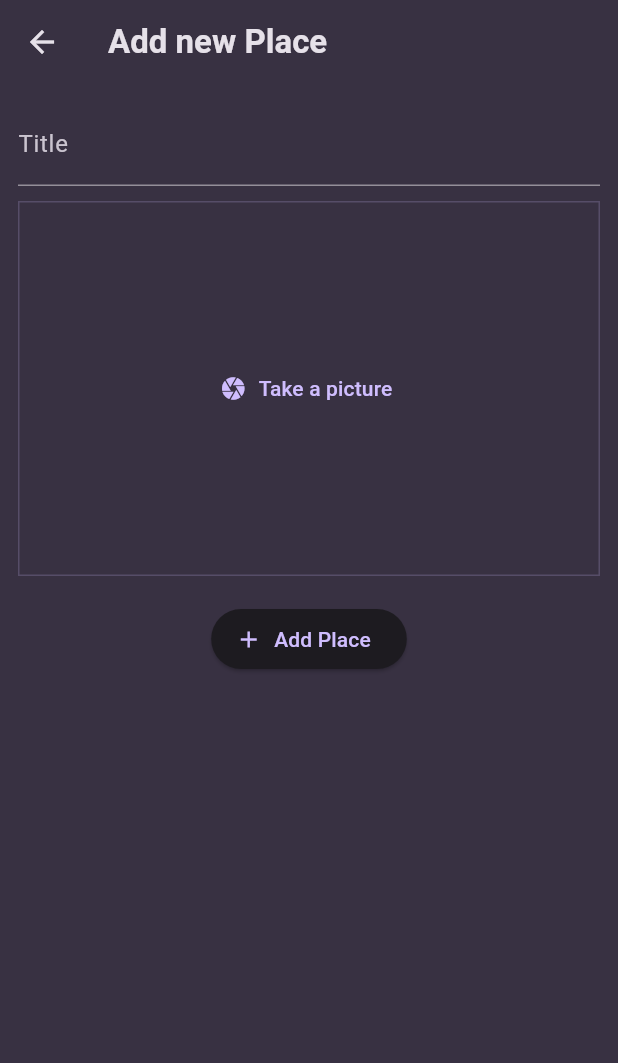
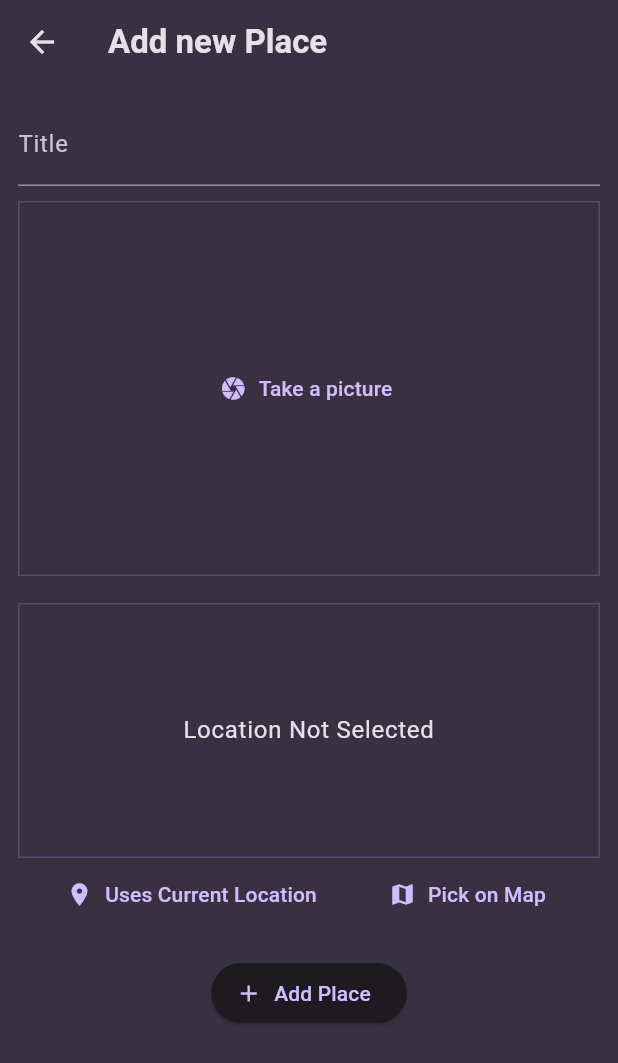
Before and after one commit to Bicball/favorite_places, a Flutter app: the AddPlaceView screen opened directly, on a phone screen of 412 x 824 dp. Shown: the top 1063 px of the screen. Run offline on Flutter 3.47's test engine with Material 3 defaults, Android fonts, the phone set to English and light mode, and no system bars; our stand-ins replace flutter_riverpod, google_fonts, image_picker, location.

Commit message:
Implementado o uso da localização

```diff
--- a/lib/models/place.dart
+++ b/lib/models/place.dart
@@ -1,10 +1,13 @@
+import 'dart:io';
+
 import 'package:uuid/uuid.dart';
 
 const uuid = Uuid();
 
 class Place{
-  Place({required this.tittle}) : id = uuid.v4();
+  Place({required this.tittle, required this.image}) : id = uuid.v4();
 
   final String id;
   final String tittle;
+  final File image;
 }
--- a/lib/views/add_place.dart
+++ b/lib/views/add_place.dart
@@ -1,7 +1,11 @@
+import 'dart:io';
+import 'package:favorite_places/widgets/location_input.dart';
+import 'package:flutter/material.dart';
+import 'package:flutter_riverpod/flutter_riverpod.dart';
+
 import 'package:favorite_places/providers/user_places.dart';
 import 'package:favorite_places/widgets/image_input.dart';
-import 'package:flutter/material.dart';
-import 'package:flutter_riverpod/flutter_riverpod.dart';
+
 
 
 class AddPlaceView extends ConsumerStatefulWidget{
@@ -15,15 +19,16 @@ class AddPlaceView extends ConsumerStatefulWidget{
 
 class _AddPlaceViewState extends ConsumerState<AddPlaceView>{
   final _tittleController = TextEditingController();
+  File? _selectedImage;
 
   void _savePlace(){
     final enteredTittle = _tittleController.text;
-    if(enteredTittle.isEmpty){
+    if(enteredTittle.isEmpty || _selectedImage == null){
       //Você pode configurar um dialog aqui para exibir uma mensagem de erro
       return;
     }
 
-    ref.read(userPlacesProvider.notifier).addPlace(enteredTittle);
+    ref.read(userPlacesProvider.notifier).addPlace(enteredTittle, _selectedImage!);
 
     Navigator.of(context).pop();
   }
@@ -53,7 +58,13 @@ class _AddPlaceViewState extends ConsumerState<AddPlaceView>{
 
               const SizedBox(height: 10),
 
-              ImageInput(),
+              ImageInput(onPickedImage: (image) {
+                _selectedImage = image;
+              },),
+
+              const SizedBox(height: 18),
+
+              LocationInput(),
 
               const SizedBox(height: 18),
 
--- a/lib/views/places.dart
+++ b/lib/views/places.dart
@@ -25,7 +25,10 @@ class PlacesView extends ConsumerWidget {
           },
         )],
       ),
-      body: PlacesList(places: userPlaces),
+      body: Padding(
+        padding: const EdgeInsets.all(8.0),
+        child: PlacesList(places: userPlaces),
+      ),
     );
   }
 }
--- a/lib/widgets/image_input.dart
+++ b/lib/widgets/image_input.dart
@@ -3,7 +3,9 @@ import 'package:image_picker/image_picker.dart';
 import 'dart:io';
 
 class ImageInput extends StatefulWidget{
-  const ImageInput({super.key});
+  const ImageInput({super.key, required this.onPickedImage});
+
+  final void Function (File image) onPickedImage;
 
   @override
   State<StatefulWidget> createState() {
@@ -16,7 +18,9 @@ class _ImageInputState extends State<ImageInput> {
 
   void _takePicture() async {
     final imagePicker = ImagePicker();
-    final pickedImage = await imagePicker.pickImage(source: ImageSource.camera, maxWidth: 600);
+    final pickedImage = await imagePicker.pickImage(
+        source: ImageSource.camera,
+        maxWidth: 600);
 
     if(pickedImage == null){
       return;
@@ -26,6 +30,7 @@ class _ImageInputState extends State<ImageInput> {
       _selectedImage = File(pickedImage.path);
     });
 
+    widget.onPickedImage(_selectedImage!);
   }
 
   @override
--- /dev/null
+++ b/lib/widgets/location_input.dart
@@ -0,0 +1,106 @@
+import 'package:flutter/cupertino.dart';
+import 'package:flutter/material.dart';
+import 'package:flutter/rendering.dart';
+import 'package:location/location.dart';
+
+class LocationInput extends StatefulWidget{
+  const LocationInput({super.key});
+
+  @override
+  State<LocationInput> createState() {
+    return _LocationInputState();
+  }
+}
+
+class _LocationInputState extends State<LocationInput> {
+  Location? _pickedLocation;
+  var _isGettingLocation = false;
+
+
+
+  void _getCurrentLocation() async {
+    Location location = Location();
+
+    bool serviceEnabled;
+    PermissionStatus permissionGranted;
+    LocationData locationData;
+
+    serviceEnabled = await location.serviceEnabled();
+    if (!serviceEnabled) {
+      serviceEnabled = await location.requestService();
+      if (!serviceEnabled) {
+        return;
+      }
+    }
+
+    permissionGranted = await location.hasPermission();
+    if (permissionGranted == PermissionStatus.denied) {
+      permissionGranted = await location.requestPermission();
+      if (permissionGranted != PermissionStatus.granted) {
+        return;
+      }
+    }
+
+    setState(() {
+      _isGettingLocation = true;
+    });
+
+    locationData = await location.getLocation();
+
+    setState(() {
+      _isGettingLocation = false;
+    });
+
+    //Apenas verificando locationData - Remover posteriormente
+    print(locationData.latitude);
+    print(locationData.longitude);
+    print(locationData.altitude);
+    print(locationData.accuracy);
+  }
+
+
+  @override
+  Widget build(BuildContext context) {
+
+    Widget previewContent = Text('Location Not Selected',
+      textAlign: TextAlign.center,
+      style: Theme.of(context).textTheme.bodyLarge!.copyWith(
+        color: Theme.of(context).colorScheme.onSurface,
+      ),
+    );
+
+    if (_isGettingLocation) {
+      previewContent = const CircularProgressIndicator();
+    }
+
+    return Column(children: [
+      Container(
+        height: 170,
+        width: double.infinity,
+        alignment: Alignment.center,
+        decoration: BoxDecoration(
+            border: Border.all(
+              width: 1,
+              color: Theme.of(context).
+              colorScheme.primary.withOpacity(0.2),)
+        ),
+        child: previewContent,
+      ),
+      Row(
+        mainAxisAlignment: MainAxisAlignment.spaceEvenly,
+        children: [
+          TextButton.icon(
+            icon: const Icon(Icons.location_on),
+            label: const Text('Uses Current Location'),
+            onPressed: _getCurrentLocation,
+          ),
+          TextButton.icon(
+            icon: const Icon(Icons.map),
+            label: const Text('Pick on Map'),
+            onPressed: () {},
+          ),
+        ],
+      )
+    ],);
+  }
+}
--- a/pubspec.yaml
+++ b/pubspec.yaml
@@ -39,6 +39,7 @@ dependencies:
   uuid: ^4.5.1
   flutter_riverpod: ^2.6.1
   image_picker: ^1.1.2
+  location: ^7.0.1
 
 dev_dependencies:
   flutter_test:
```
Also changed, not shown: lib/providers/user_places.dart (+4 -3 lines), lib/views/place_detail.dart (+10 -4 lines), lib/widgets/places_list.dart (+5 -2 lines), pubspec.lock, 1 other file.
